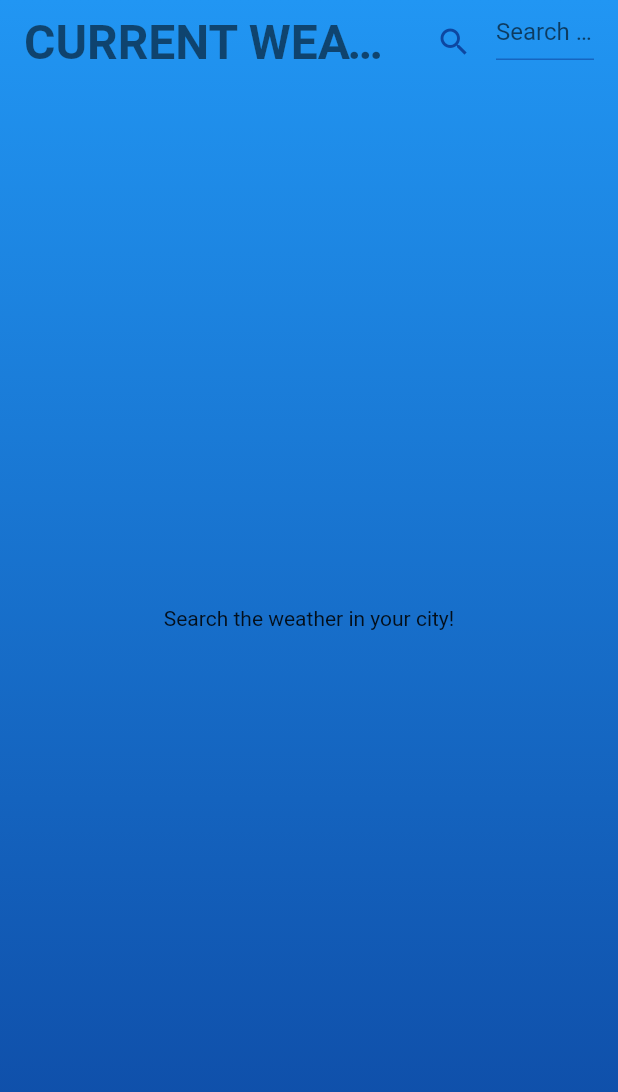
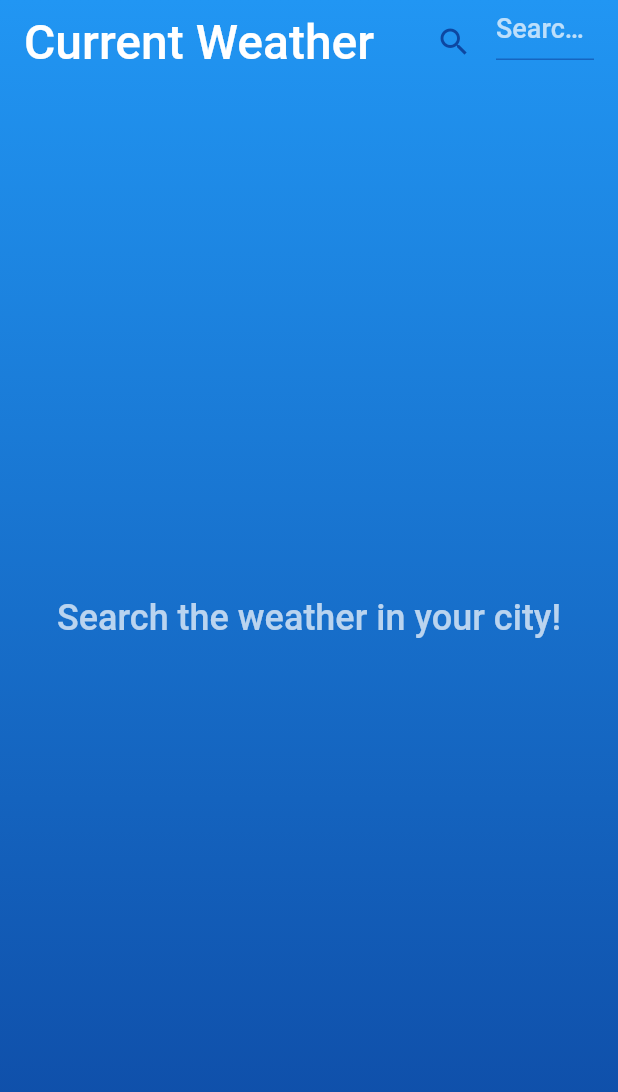
Before and after one commit to fabio-vokrri/weatherApp, a Flutter app: the screen it shows after launch, on a phone screen of 412 x 824 dp. Shown: the top 1092 px of the screen. Run offline on Flutter 3.47's test engine with Material 2 defaults, Android fonts, the phone set to English and light mode, and no system bars; our stand-ins replace flutter_svg.

Commit message:
30/03/2022 - 15.08

```diff
--- a/lib/components/app_bar.dart
+++ b/lib/components/app_bar.dart
@@ -6,17 +6,14 @@ class CustomAppBar extends StatelessWidget with PreferredSizeWidget {
 
   @override
   Widget build(BuildContext context) {
-    Size size = MediaQuery.of(context).size;
+    final Size size = MediaQuery.of(context).size;
+    final TextTheme textTheme = Theme.of(context).textTheme;
     return AppBar(
       backgroundColor: Colors.transparent,
       elevation: 0,
-      title: const Text(
-        'CURRENT WEATHER',
-        style: TextStyle(
-          color: Colors.black54,
-          fontSize: 32,
-          fontWeight: FontWeight.w600,
-        ),
+      title: Text(
+        'Current Weather',
+        style: textTheme.headline2,
       ),
       actions: [
         Container(
@@ -24,18 +21,10 @@ class CustomAppBar extends StatelessWidget with PreferredSizeWidget {
           width: size.width / 3,
           child: TextFormField(
             cursorColor: Colors.blue[900],
+            style: textTheme.bodyText1,
             decoration: InputDecoration(
-              focusedBorder: UnderlineInputBorder(
-                borderSide: BorderSide(
-                  color: Colors.blue[900]!,
-                ),
-              ),
-              enabledBorder: UnderlineInputBorder(
-                borderSide: BorderSide(
-                  color: Colors.blue[800]!,
-                ),
-              ),
               hintText: 'Search city',
+              hintStyle: textTheme.bodyText1,
               icon: Icon(
                 Icons.search,
                 color: Colors.blue[900],
--- a/lib/main.dart
+++ b/lib/main.dart
@@ -1,4 +1,5 @@
 import 'package:flutter/material.dart';
+import 'package:weather_app/theme.dart';
 
 import 'pages/home.dart';
 
@@ -11,10 +12,11 @@ class Weather extends StatelessWidget {
 
   @override
   Widget build(BuildContext context) {
-    return const MaterialApp(
+    return MaterialApp(
       debugShowCheckedModeBanner: false,
       title: 'Weather',
-      home: HomePage(),
+      home: const HomePage(),
+      theme: theme,
     );
   }
 }
--- a/lib/models/forecast.dart
+++ b/lib/models/forecast.dart
@@ -6,8 +6,8 @@ class Forecast {
   final int humidity;
   final double windSpeed;
   final int windDirection;
-  final int sunrise;
-  final int sunset;
+  final DateTime sunrise;
+  final DateTime sunset;
   final String iconId;
 
   const Forecast({
@@ -34,8 +34,10 @@ class Forecast {
       humidity: json['main']['humidity']! as int,
       windSpeed: json['wind']['speed']! as double,
       windDirection: json['wind']['deg'] as int,
-      sunrise: json['sys']['sunrise']! as int,
-      sunset: json['sys']['sunset']! as int,
+      sunrise:
+          DateTime.fromMillisecondsSinceEpoch(json['sys']['sunrise']! * 1000),
+      sunset:
+          DateTime.fromMillisecondsSinceEpoch(json['sys']['sunset']! * 1000),
       iconId: json['weather'][0]['icon']! as String,
     );
   }
--- a/lib/pages/home.dart
+++ b/lib/pages/home.dart
@@ -41,8 +41,11 @@ class _HomePageState extends State<HomePage> {
             ),
           ),
           cityName == null
-              ? const Center(
-                  child: Text('Search the weather in your city!'),
+              ? Center(
+                  child: Text(
+                    'Search the weather in your city!',
+                    style: Theme.of(context).textTheme.headline3,
+                  ),
                 )
               : FutureBuilder<Forecast>(
                   future: getWeather(cityName: cityName),
--- /dev/null
+++ b/lib/theme.dart
@@ -0,0 +1,53 @@
+import 'package:flutter/material.dart';
+
+final ThemeData theme = ThemeData(
+  appBarTheme: const AppBarTheme(
+    color: Colors.transparent,
+  ),
+  progressIndicatorTheme: ProgressIndicatorThemeData(color: Colors.blue[900]),
+  inputDecorationTheme: InputDecorationTheme(
+    border: UnderlineInputBorder(
+      borderSide: BorderSide(
+        color: Colors.blue[900]!,
+      ),
+    ),
+    iconColor: Colors.blue[900]!,
+    focusedBorder: UnderlineInputBorder(
+      borderSide: BorderSide(
+        color: Colors.blue[900]!,
+      ),
+    ),
+    enabledBorder: UnderlineInputBorder(
+      borderSide: BorderSide(
+        color: Colors.blue[800]!,
+      ),
+    ),
+  ),
+  textTheme: TextTheme(
+    bodyText1: const TextStyle(
+      fontSize: 18,
+      fontWeight: FontWeight.w500,
+      color: Colors.white70,
+    ),
+    bodyText2: const TextStyle(
+      fontSize: 16,
+      fontWeight: FontWeight.w500,
+      color: Colors.white70,
+    ),
+    headline1: TextStyle(
+      fontSize: 48,
+      fontWeight: FontWeight.w700,
+      color: Colors.blue[900]!,
+    ),
+    headline2: const TextStyle(
+      fontSize: 32,
+      fontWeight: FontWeight.w500,
+      color: Colors.white,
+    ),
+    headline3: const TextStyle(
+      fontSize: 24,
+      fontWeight: FontWeight.w500,
+      color: Colors.white70,
+    ),
+  ),
+);
--- a/pubspec.yaml
+++ b/pubspec.yaml
@@ -38,6 +38,7 @@ dependencies:
   provider: ^6.0.2
   path_provider: ^2.0.9
   flutter_svg: ^1.0.3
+  intl: ^0.17.0
 
 dev_dependencies:
   flutter_test:
```
Also changed, not shown: lib/components/body.dart (+13 -45 lines), lib/components/sunrise_sunset.dart (added, +67 -0 lines), lib/components/weather_information.dart (added, +59 -0 lines), lib/ui/semicircle.dart (added, +66 -0 lines), pubspec.lock.
